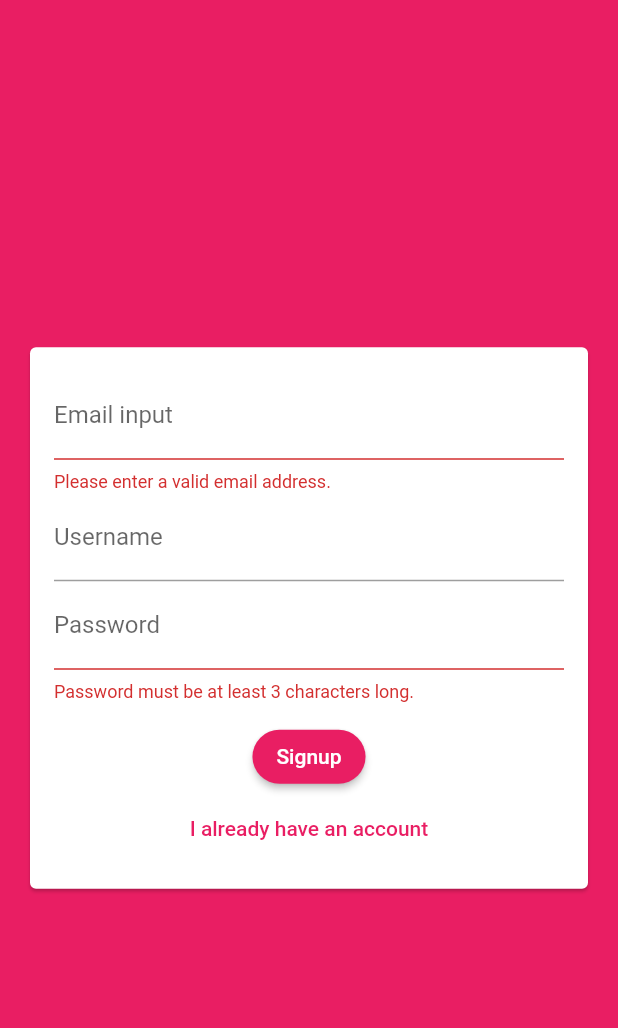
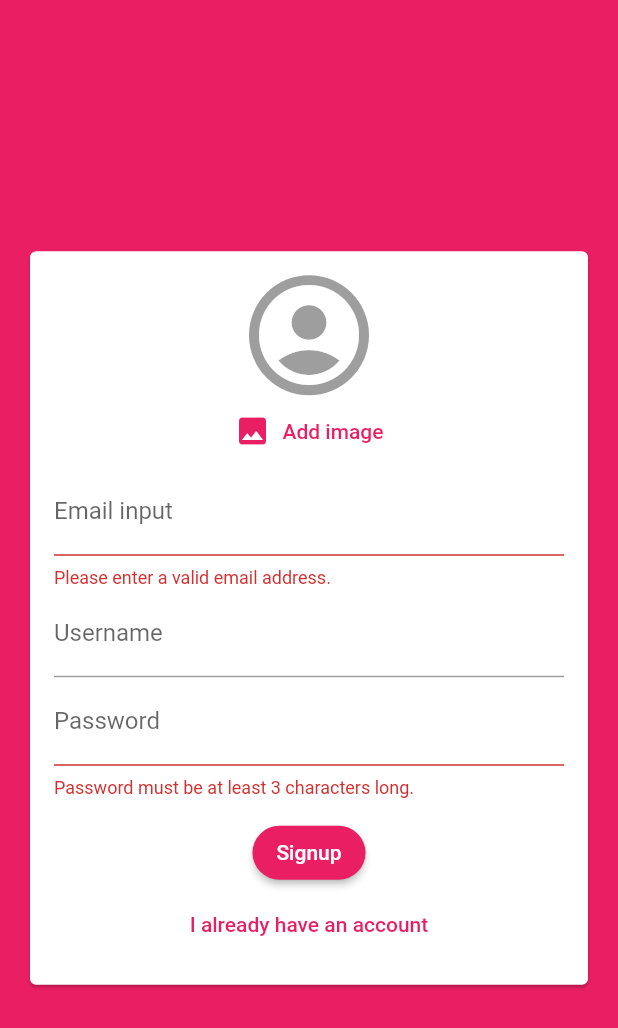
Before and after one commit to GitKurmax/flutter-chat, a Flutter app: the screen it shows after launch, after a tap on "Login", after a tap on "Create new account", on a phone screen of 412 x 824 dp. Shown: the top 1028 px of the screen. Run offline on Flutter 3.47's test engine with Material 2 defaults, Android fonts, the phone set to English and light mode, and no system bars; our stand-ins replace cloud_firestore, firebase_auth, firebase_core, firebase_storage, image_picker; accounts and stored records are empty.

Commit message:
Added user image

```diff
--- a/lib/screens/auth_screen.dart
+++ b/lib/screens/auth_screen.dart
@@ -1,8 +1,11 @@
+import 'dart:io';
 import 'package:flutter/material.dart';
 
 import '../widgets/auth_form.dart';
 import 'package:firebase_auth/firebase_auth.dart';
 import 'package:cloud_firestore/cloud_firestore.dart';
+import 'package:firebase_storage/firebase_storage.dart';
+
 
 class AuthScreen extends StatefulWidget {
   const AuthScreen({Key? key}) : super(key: key);
@@ -16,6 +19,7 @@ class _AuthScreenState extends State<AuthScreen> {
   var _isLoading = false;
 
   void loading(bool state) {
+    if (!mounted) return;
     setState((){
       _isLoading = state;
     });
@@ -26,6 +30,7 @@ class _AuthScreenState extends State<AuthScreen> {
     String username,
     String password,
     bool isLogin,
+    File image
   ) async {
     loading(true);
     UserCredential authResult;
@@ -37,9 +42,17 @@ class _AuthScreenState extends State<AuthScreen> {
       } else {
         authResult = await _auth.createUserWithEmailAndPassword(
             email: email, password: password);
+
+        final ref = FirebaseStorage.instance.ref().child('user_images').child('${authResult.user!.uid}.jpg');
+
+        await ref.putFile(image);
+
+        final url = await ref.getDownloadURL();
+
         await FirebaseFirestore.instance.collection('users').doc(authResult.user?.uid).set({
           'username': username,
-          'email': email
+          'email': email,
+          'image_url': url
         });
       }
     } on FirebaseAuthException catch (err) {
@@ -56,6 +69,7 @@ class _AuthScreenState extends State<AuthScreen> {
       print(err);
     } finally {
       loading(false);
+
     }
   }
 
--- a/lib/widgets/auth_form.dart
+++ b/lib/widgets/auth_form.dart
@@ -1,4 +1,7 @@
+import 'dart:io';
+
 import 'package:flutter/material.dart';
+import 'package:flutter_chat/widgets/pickers/user_image_picker.dart';
 
 class AuthForm extends StatefulWidget {
   const AuthForm({Key? key, required this.submitFn, required this.isLoading})
@@ -6,12 +9,8 @@ class AuthForm extends StatefulWidget {
 
   final bool isLoading;
 
-  final void Function(
-    String email,
-    String password,
-    String username,
-    bool isLogin,
-  ) submitFn;
+  final void Function(String email, String password, String username,
+      bool isLogin, File image) submitFn;
 
   @override
   State<AuthForm> createState() => _AuthFormState();
@@ -23,28 +22,43 @@ class _AuthFormState extends State<AuthForm> {
   String _userEmail = '';
   String _userName = '';
   String _userPassword = '';
+  File? _userImageFile;
 
   void _trySubmit() {
     final isValid = _formKey.currentState?.validate();
     FocusScope.of(context).unfocus();
 
+    if (_userImageFile == null && !_isLogin) {
+      ScaffoldMessenger.of(context).showSnackBar(SnackBar(
+        content: const Text('Please pick an image.'),
+        backgroundColor: Theme.of(context).errorColor,
+      ));
+    }
+
     if (isValid!) {
       _formKey.currentState?.save();
-      widget.submitFn(
-          _userEmail.trim(), _userName.trim(), _userPassword.trim(), _isLogin);
+      widget.submitFn(_userEmail.trim(), _userName.trim(), _userPassword.trim(),
+          _isLogin, _userImageFile!);
     }
+  }
+
+  void pickImage(File image) {
+    setState(() {
+      _userImageFile = image;
+    });
   }
 
   @override
   Widget build(BuildContext context) {
     return Card(
-      margin: EdgeInsets.all(20),
+      margin: const EdgeInsets.all(20),
       child: SingleChildScrollView(
         child: Padding(
-          padding: EdgeInsets.all(16),
+          padding: const EdgeInsets.all(16),
           child: Form(
             key: _formKey,
             child: Column(mainAxisSize: MainAxisSize.min, children: [
+              if (!_isLogin) UserImagePicker(pickImage),
               TextFormField(
                 key: const ValueKey('email'),
                 validator: (value) {
@@ -54,7 +68,7 @@ class _AuthFormState extends State<AuthForm> {
                   return null;
                 },
                 keyboardType: TextInputType.emailAddress,
-                decoration: InputDecoration(
+                decoration: const InputDecoration(
                   labelText: 'Email input',
                 ),
                 onSaved: (value) {
@@ -70,7 +84,7 @@ class _AuthFormState extends State<AuthForm> {
                     }
                     return null;
                   },
-                  decoration: InputDecoration(
+                  decoration: const InputDecoration(
                     labelText: 'Username',
                   ),
                   onSaved: (value) {
@@ -85,7 +99,7 @@ class _AuthFormState extends State<AuthForm> {
                   }
                   return null;
                 },
-                decoration: InputDecoration(
+                decoration: const InputDecoration(
                   labelText: 'Password',
                 ),
                 obscureText: true,
@@ -93,7 +107,7 @@ class _AuthFormState extends State<AuthForm> {
                   _userPassword = value!;
                 },
               ),
-              SizedBox(
+              const SizedBox(
                 height: 12,
               ),
               ElevatedButton(
--- a/lib/widgets/chat/messages.dart
+++ b/lib/widgets/chat/messages.dart
@@ -25,7 +25,8 @@ class Messages extends StatelessWidget {
                 message: chatDocs[index]['text'],
                 isMe: chatDocs[index]['userId'] == user?.uid,
                 userId: chatDocs[index]['userId'],
-                key: ValueKey(chatDocs[index].id)
+                key: ValueKey(chatDocs[index].id),
+                imageUrl: chatDocs[index]['userImage'],
               );
             },
           );
--- /dev/null
+++ b/lib/widgets/pickers/user_image_picker.dart
@@ -0,0 +1,57 @@
+import 'dart:io';
+import 'package:flutter/material.dart';
+import 'package:image_picker/image_picker.dart';
+
+class UserImagePicker extends StatefulWidget {
+  UserImagePicker(this.imagePickFn);
+
+  final Function(File pickedImage) imagePickFn;
+
+  @override
+  State<UserImagePicker> createState() => _UserImagePickerState();
+}
+
+class _UserImagePickerState extends State<UserImagePicker> {
+  final picker = ImagePicker();
+  File? _pickedImage;
+
+  void addAvatar() async {
+    final pickedImage = await picker.pickImage(
+      source: ImageSource.gallery,
+      imageQuality: 50,
+      maxWidth: 150
+    );
+    final pickedImageFile = File(pickedImage?.path as String);
+    setState(() {
+      _pickedImage = pickedImageFile;
+    });
+
+    widget.imagePickFn(pickedImageFile);// requires import
+  }
+
+  @override
+  Widget build(BuildContext context) {
+    return Column(
+      children: [
+        CircleAvatar(
+          radius: 40,
+          backgroundImage:
+              _pickedImage != null ? FileImage(_pickedImage!) : null,
+          backgroundColor: Colors.grey,
+          child: _pickedImage != null
+              ? null
+              : const Icon(
+                  Icons.account_circle,
+                  color: Colors.white,
+                  size: 80,
+                ),
+        ),
+        TextButton.icon(
+          onPressed: addAvatar,
+          label: const Text('Add image'),
+          icon: const Icon(Icons.image),
+        ),
+      ],
+    );
+  }
+}
--- a/pubspec.yaml
+++ b/pubspec.yaml
@@ -37,6 +37,8 @@ dependencies:
   cloud_firestore: ^3.1.18
   firebase_auth: ^3.4.2
   firebase_core: ^1.19.2
+  image_picker: ^0.8.5+3
+  firebase_storage: ^10.3.3
 
 dev_dependencies:
   flutter_test:
```
Also changed, not shown: lib/widgets/chat/message_bubble.dart (+63 -26 lines), lib/widgets/chat/new_message.dart (+8 -2 lines), pubspec.lock.
